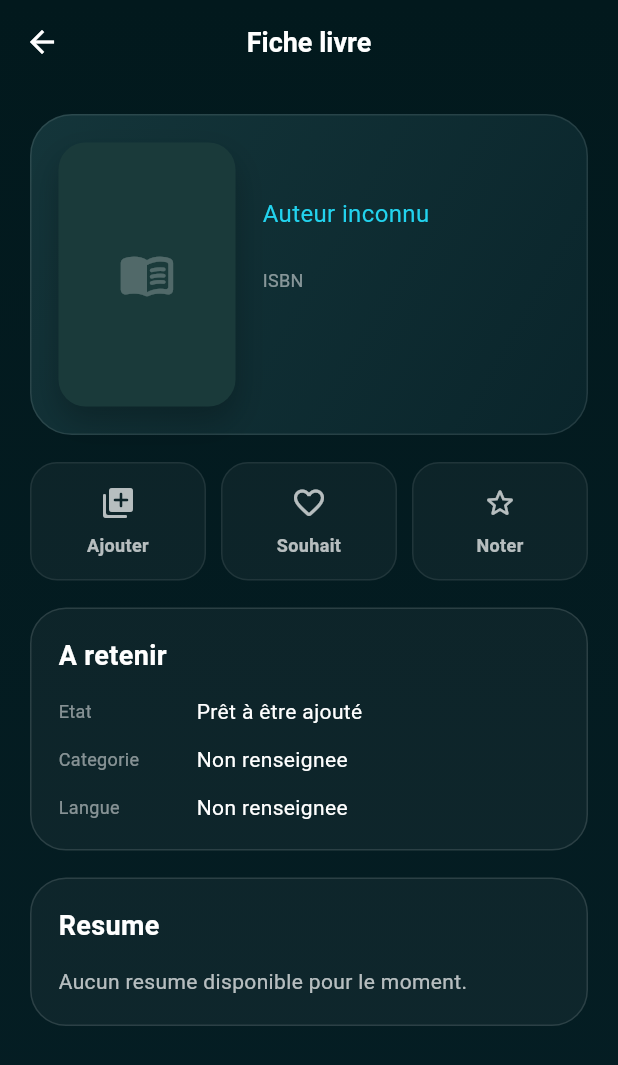
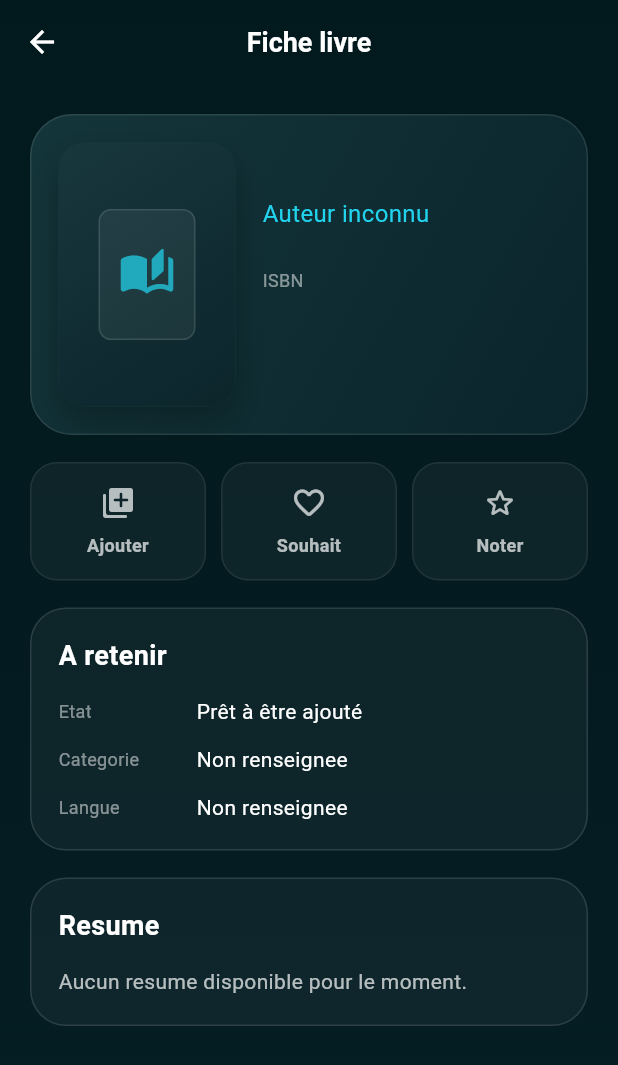
Before and after one commit to touilmohammed/Exlibris, a Flutter app: the BookDetailsPage screen opened directly with empty values, on a phone screen of 412 x 824 dp. Shown: the top 1065 px of the screen. Run offline on Flutter 3.47's test engine with Material 3 defaults, Android fonts, the phone set to English and light mode, and no system bars; our stand-ins replace cached_network_image, confetti, dio, equatable, flutter_dotenv, flutter_riverpod and 3 more; missing offline and left inert: flutter_stripe, liquid_glass_renderer, mobile_scanner, openpgp; accounts and stored records are empty; network calls fail.

Commit message:
Refine book cover & grid item layouts
Revamp BookCover and adjust list/grid layouts for consistent visuals and sizing.

- BookCover: default fit changed to BoxFit.contain; added a dark gradient background; improved fallback UI with a rounded container, updated icon and accent colors; preserved network image loader/error behavior.
- Accueil page: increased horizontal strip height, fixed book card cover size, bumped cover icon size and constrained title/author heights to avoid layout shifts.
- Collection page: updated grid item aspect ratio (0.45 -> 0.5) and wrapped covers in AspectRatio(2/3); adjusted cover icon size and loader usage.
- Library page: replaced childAspectRatio with fixed mainAxisExtent for grid; constrained book card cover size, adjusted icon size, tightened text line heights and refactored action button layout.

These changes standardize cover presentation and spacing across screens for a cleaner, more consistent UI.

Co-Authored-By: Simon Cossais <127978497+LordWe4pOns@users.noreply.github.com>

```diff
--- a/exlibris_app/lib/core/book_cover.dart
+++ b/exlibris_app/lib/core/book_cover.dart
@@ -17,7 +17,7 @@ class BookCover extends StatelessWidget {
   const BookCover({
     super.key,
     required this.imageUrl,
-    this.fit = BoxFit.cover,
+    this.fit = BoxFit.contain,
     this.iconSize = 32,
     this.showLoader = false,
   });
@@ -25,11 +25,17 @@ class BookCover extends StatelessWidget {
   @override
   Widget build(BuildContext context) {
     final url = imageUrl?.trim();
-    if (url == null || url.isEmpty) {
-      return _BookCoverFallback(iconSize: iconSize);
-    }
-
-    return CachedNetworkImage(
+    return DecoratedBox(
+      decoration: const BoxDecoration(
+        gradient: LinearGradient(
+          colors: [Color(0xFF18373D), Color(0xFF0B252B)],
+          begin: Alignment.topLeft,
+          end: Alignment.bottomRight,
+        ),
+      ),
+      child: url == null || url.isEmpty
+          ? _BookCoverFallback(iconSize: iconSize)
+          : CachedNetworkImage(
               imageUrl: url,
               fit: fit,
               width: double.infinity,
@@ -43,7 +49,9 @@ class BookCover extends StatelessWidget {
                       ),
                     )
                   : null,
-      errorWidget: (_, __, ___) => _BookCoverFallback(iconSize: iconSize),
+              errorWidget: (_, __, ___) =>
+                  _BookCoverFallback(iconSize: iconSize),
+            ),
     );
   }
 }
@@ -56,10 +64,19 @@ class _BookCoverFallback extends StatelessWidget {
   @override
   Widget build(BuildContext context) {
     return Center(
+      child: Container(
+        width: iconSize * 1.7,
+        height: iconSize * 2.3,
+        decoration: BoxDecoration(
+          color: Colors.white.withValues(alpha: 0.06),
+          borderRadius: BorderRadius.circular(iconSize * 0.22),
+          border: Border.all(color: Colors.white.withValues(alpha: 0.12)),
+        ),
         child: Icon(
-        Icons.menu_book_rounded,
-        color: Colors.white24,
+          Icons.auto_stories_rounded,
+          color: AppColors.accent.withValues(alpha: 0.72),
           size: iconSize,
+        ),
       ),
     );
   }
```
Also changed, not shown: exlibris_app/lib/features/accueil/presentation/accueil_page.dart (+14 -5 lines), exlibris_app/lib/features/books/presentation/collection_page.dart (+6 -4 lines), exlibris_app/lib/features/library/presentation/library_page.dart (+19 -7 lines). Lines whose indentation alone changed are shown as unchanged.
